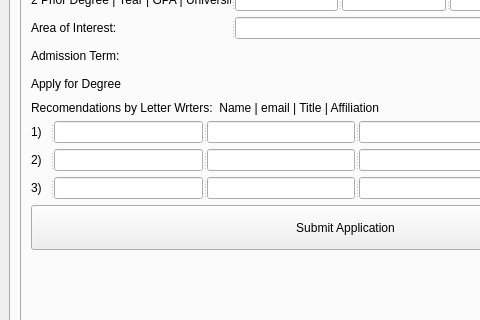
First picture: the form in starrs/ui/ui_main.ui, repository kiryha/CIS556, before the edit; both pictures show x 0 to 480 and y 303 to 623 of the 691 by 902 pixel window.
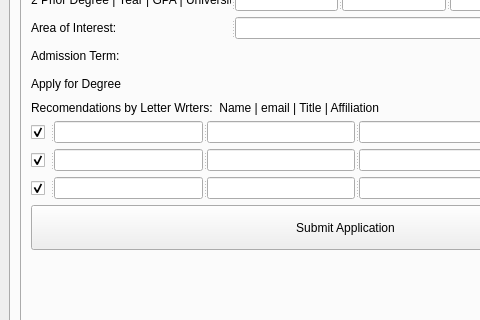
Second picture: the form after the edit.

The edit to the form file:
```diff
--- a/starrs/ui/ui_main.ui
+++ b/starrs/ui/ui_main.ui
@@ -346,9 +346,12 @@
               <property name="orientation">
                <enum>Qt::Horizontal</enum>
               </property>
-              <widget class="QLabel" name="label_16">
+              <widget class="QCheckBox" name="chb1DoRecommendation">
                <property name="text">
-                <string>1) </string>
+                <string/>
+               </property>
+               <property name="checked">
+                <bool>true</bool>
                </property>
               </widget>
               <widget class="QLineEdit" name="linRecomendation1Name"/>
@@ -362,9 +365,12 @@
               <property name="orientation">
                <enum>Qt::Horizontal</enum>
               </property>
-              <widget class="QLabel" name="label_18">
+              <widget class="QCheckBox" name="chb2DoRecommendation">
                <property name="text">
-                <string>2) </string>
+                <string/>
+               </property>
+               <property name="checked">
+                <bool>true</bool>
                </property>
               </widget>
               <widget class="QLineEdit" name="linRecomendation2Name"/>
@@ -378,9 +384,12 @@
               <property name="orientation">
                <enum>Qt::Horizontal</enum>
               </property>
-              <widget class="QLabel" name="label_35">
+              <widget class="QCheckBox" name="chb3DoRecommendation">
                <property name="text">
-                <string>3) </string>
+                <string/>
+               </property>
+               <property name="checked">
+                <bool>true</bool>
                </property>
               </widget>
               <widget class="QLineEdit" name="linRecomendation3Name"/>
```
Left out of the diff: 2 changed lines with no effect on the pictures.
